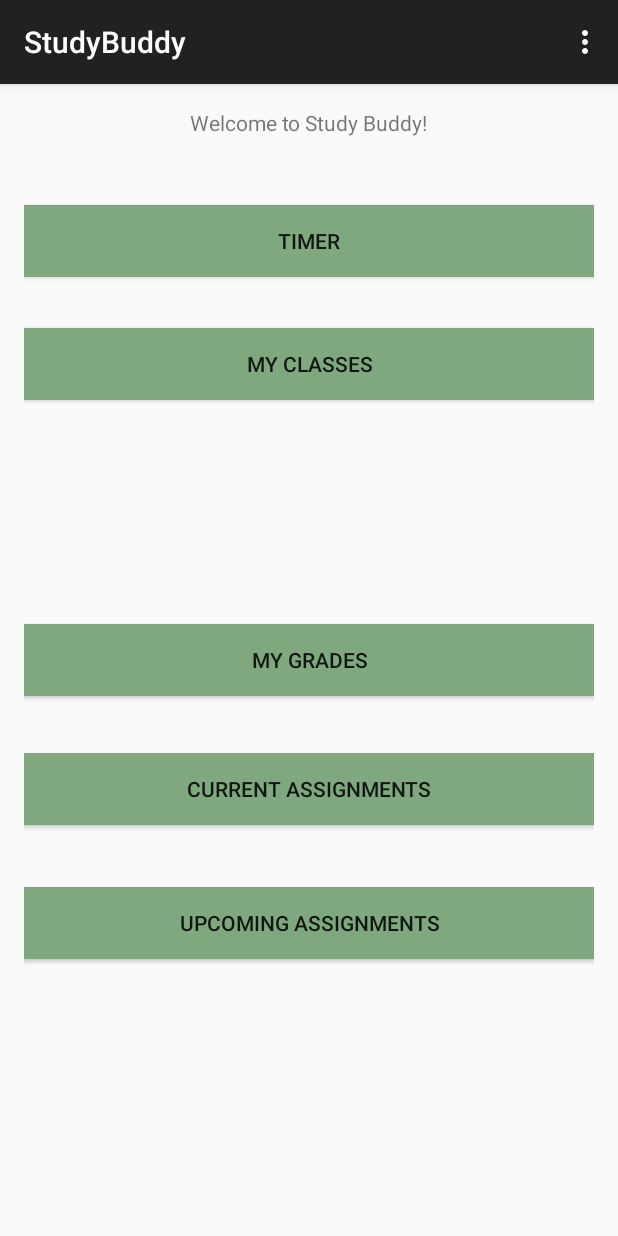
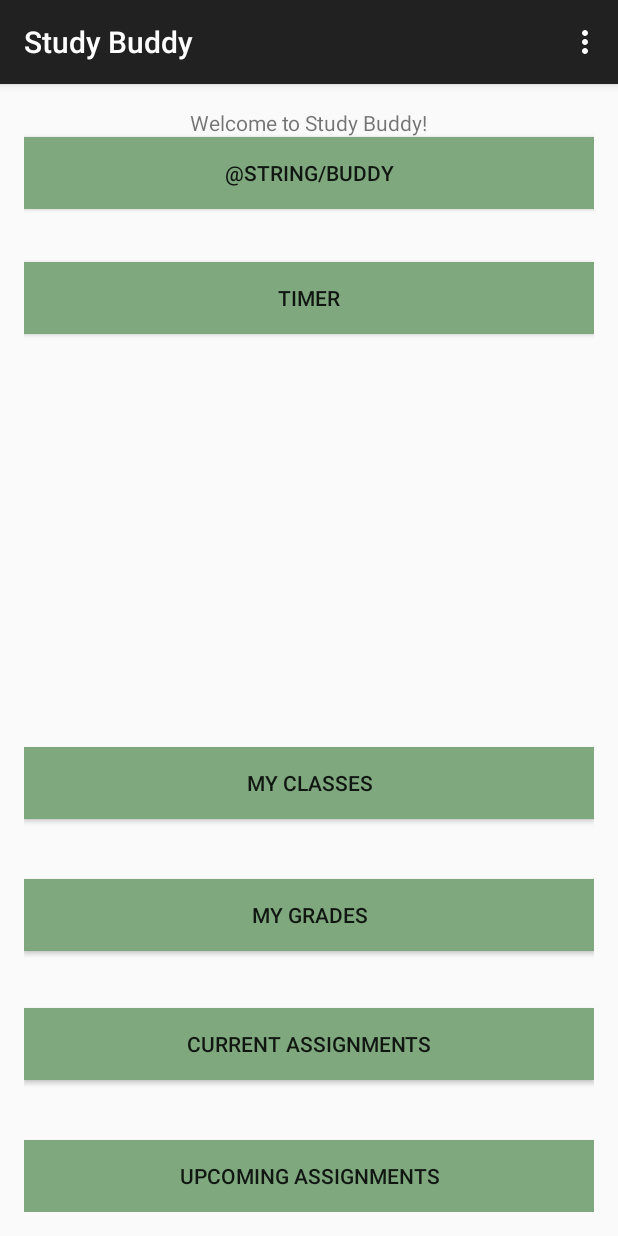
Before and after one commit to bhasks49/StudyBuddy2, an Android app: the screen it shows after launch (MainActivity), on a phone screen of 412 x 824 dp. Run offline under Robolectric (Android 15) with nearby library versions, the phone set to English and light mode, and no system bars.

Commit message:
trying to push to ui

```diff
--- a/app/src/main/res/layout/activity_main.xml
+++ b/app/src/main/res/layout/activity_main.xml
@@ -17,51 +17,64 @@
         android:layout_height="wrap_content"
         android:text="@string/timer"
         android:id="@+id/timer_button"
-        android:layout_marginTop="45dp"
-        android:layout_below="@+id/textView"
+        android:layout_marginTop="35dp"
+        android:background="@color/buttoncolor"
+        android:clickable="true"
+        android:layout_below="@+id/button5"
         android:layout_alignParentLeft="true"
-        android:layout_alignParentStart="true"
-        android:background="@color/buttoncolor"
-        android:clickable="true" />
+        android:layout_alignParentStart="true" />
 
     <Button
         android:layout_width="fill_parent"
         android:layout_height="wrap_content"
         android:text="@string/classinfo"
         android:id="@+id/button"
-        android:layout_below="@+id/timer_button"
-        android:layout_centerHorizontal="true"
-        android:layout_marginTop="34dp"
-        android:background="@color/buttoncolor" />
+        android:background="@color/buttoncolor"
+        android:layout_above="@+id/button2"
+        android:layout_alignParentLeft="true"
+        android:layout_alignParentStart="true"
+        android:layout_marginBottom="40dp" />
 
     <Button
         android:layout_width="fill_parent"
         android:layout_height="wrap_content"
         android:text="@string/mygrades"
         android:id="@+id/button2"
-        android:layout_centerVertical="true"
-        android:layout_alignLeft="@+id/button"
-        android:layout_alignStart="@+id/button"
-        android:background="@color/buttoncolor" />
+        android:background="@color/buttoncolor"
+        android:layout_above="@+id/button3"
+        android:layout_alignParentLeft="true"
+        android:layout_alignParentStart="true"
+        android:layout_marginBottom="38dp" />
 
     <Button
         android:layout_width="fill_parent"
         android:layout_height="wrap_content"
         android:text="@string/curassign"
         android:id="@+id/button3"
-        android:layout_below="@+id/button2"
-        android:layout_centerHorizontal="true"
-        android:layout_marginTop="38dp"
-        android:background="@color/buttoncolor" />
+        android:background="@color/buttoncolor"
+        android:layout_marginBottom="40dp"
+        android:layout_above="@+id/button4"
+        android:layout_alignParentRight="true"
+        android:layout_alignParentEnd="true" />
 
     <Button
         android:layout_width="fill_parent"
         android:layout_height="wrap_content"
         android:text="@string/upcomassign"
         android:id="@+id/button4"
-        android:layout_below="@+id/button3"
-        android:layout_centerHorizontal="true"
-        android:layout_marginTop="41dp"
-        android:background="@color/buttoncolor" />
+        android:background="@color/buttoncolor"
+        android:layout_alignParentBottom="true"
+        android:layout_alignParentLeft="true"
+        android:layout_alignParentStart="true" />
+
+    <Button
+        android:layout_width="fill_parent"
+        android:layout_height="wrap_content"
+        android:text="\@string/buddy"
+        android:id="@+id/button5"
+        android:background="@color/buttoncolor"
+        android:layout_below="@+id/textView"
+        android:layout_alignParentLeft="true"
+        android:layout_alignParentStart="true" />
 
 </RelativeLayout>
--- a/app/src/main/res/values/strings.xml
+++ b/app/src/main/res/values/strings.xml
@@ -1,5 +1,5 @@
 <resources>
-    <string name="app_name">StudyBuddy</string>
+    <string name="app_name">Study Buddy</string>
     <string name="hello_world">Hello World!</string>
 
     <string name="welcome">Welcome to Study Buddy!</string>
@@ -17,4 +17,6 @@
 
     <string name="upcomassign">Upcoming Assignments</string>
 
+    <string name="buddy">My Buddy</string>
+
 </resources>
```
Also changed, not shown: 1 other file.
